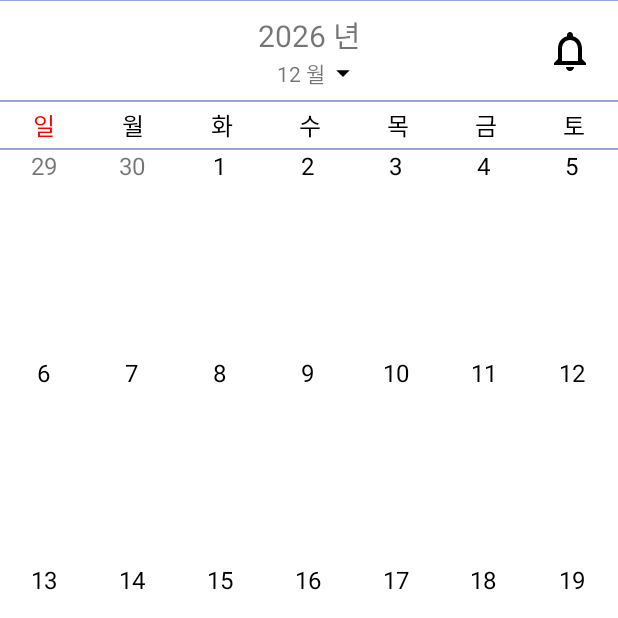
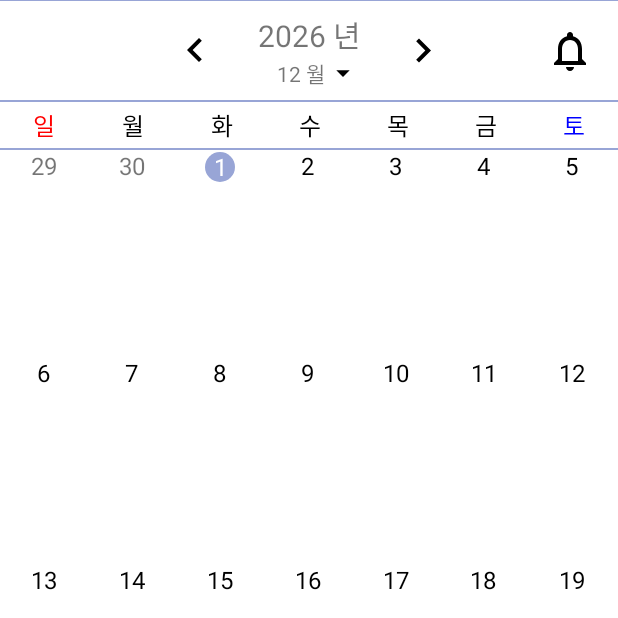
Before and after one commit to sangjun2/PEOPLAN, an Android app: the screen it shows after launch (MainActivity), on a phone screen of 412 x 824 dp, the top half of it. Run offline under Robolectric (Android 15) with nearby library versions, the light colour scheme and no system bars; libraries missing offline, so code that uses them is left out: com.ittianyu.bottomnavigationviewex; plain views replace BottomNavigationViewEx; 6 statements that could not run were skipped.

Commit message:
2018-01-09 PlannerView modified

```diff
--- a/app/src/main/java/com/sang/peoplan/PlannerView.java
+++ b/app/src/main/java/com/sang/peoplan/PlannerView.java
@@ -34,6 +34,12 @@ public class PlannerView extends ConstraintLayout {
     Button notificationButton;
     Button calendarSelectButton;
 
+    boolean isExistToday;
+    Button todayButton;
+
+    Button previousButton;
+    Button nextButton;
+
     public PlannerView(Context context) {
         super(context);
         this.context = context;
@@ -48,6 +54,7 @@ public class PlannerView extends ConstraintLayout {
 
     public void initView(final LocalDate localDate) {
         removeAllViews();
+        this.isExistToday = false;
 
         String infService = Context.LAYOUT_INFLATER_SERVICE;
         LayoutInflater inflater = (LayoutInflater) getContext().getSystemService(infService);
@@ -56,6 +63,9 @@ public class PlannerView extends ConstraintLayout {
         addView(view);
 
         if(localDate != null) {
+            if(getToday(new LocalDate(), localDate)) {
+                this.isExistToday = true;
+            }
             yearText = view.findViewById(R.id.calendar_year_text);
             monthText = view.findViewById(R.id.calendar_month_text);
             calendarView = view.findViewById(R.id.calendar_view);
@@ -116,10 +126,36 @@ public class PlannerView extends ConstraintLayout {
                 }
             });
 
+            previousButton = view.findViewById(R.id.calendar_previous_bt);
+            previousButton.setOnClickListener(new OnClickListener() {
+                @Override
+                public void onClick(View view) {
+                    initView(localDate.minusMonths(1));
+                }
+            });
+            nextButton = view.findViewById(R.id.calendar_next_bt);
+            nextButton.setOnClickListener(new OnClickListener() {
+                @Override
+                public void onClick(View view) {
+                    initView(localDate.plusMonths(1));
+                }
+            });
+
+            todayButton = view.findViewById(R.id.calendar_today_bt);
+            todayButton.setOnClickListener(new OnClickListener() {
+                @Override
+                public void onClick(View view) {
+                    initView(new LocalDate());
+                }
+            });
 
             yearText.setText(localDate.year().getAsText());
             monthText.setText(String.valueOf(localDate.monthOfYear().get()));
             calendarView.setAdapter(new CalendarAdapter(localDate));
+
+            if(!this.isExistToday) {
+                todayButton.setVisibility(View.VISIBLE);
+            }
         }
 
     }
@@ -167,22 +203,45 @@ public class PlannerView extends ConstraintLayout {
         public View getView(int i, View view, ViewGroup viewGroup) {
             View v = LayoutInflater.from(context).inflate(R.layout.planner_item, null);
             TextView dateText = v.findViewById(R.id.planner_item_day);
+            LinearLayout dateLayout = v.findViewById(R.id.planner_item_layout);
             v.setLayoutParams(new LinearLayout.LayoutParams(ViewGroup.LayoutParams.MATCH_PARENT, viewGroup.getHeight() / (this.count / 7)));
 
             LocalDate today = new LocalDate();
 
-            if(i < startDay) {
+            if(i < startDay) {// 전달
                 this.previousCalendar = this.calendar.minusDays(startDay - i);
                 dateText.setText(this.previousCalendar.dayOfMonth().getAsText());
-            } else if(i >= startDay + this.calendar.toDateTimeAtStartOfDay().dayOfMonth().withMaximumValue().getDayOfMonth()) {
+                if(getToday(today, this.previousCalendar)) {
+                    dateText.setBackgroundResource(R.drawable.ic_highlight_24dp);
+                    isExistToday = true;
+                }
+            } else if(i >= startDay + this.calendar.toDateTimeAtStartOfDay().dayOfMonth().withMaximumValue().getDayOfMonth()) { // 다음달
                 this.nextCalendar = this.calendar.plusMonths(1).plusDays(plusCount++);
                 dateText.setText(this.nextCalendar.dayOfMonth().getAsText());
-            } else {
-                dateText.setText(String.valueOf(this.calendar.dayOfMonth().get() + currentCount++));
+                if(getToday(today, this.nextCalendar)) {
+                    dateText.setBackgroundResource(R.drawable.ic_highlight_24dp);
+                    isExistToday = true;
+                }
+            } else { // 현재달
+                dateText.setText(String.valueOf(this.calendar.dayOfMonth().get()));
                 dateText.setTextColor(Color.parseColor("#000000"));
+                if(getToday(today, this.calendar)) {
+                    dateText.setBackgroundResource(R.drawable.ic_highlight_24dp);
+                    dateText.setTextColor(Color.parseColor("#ffffff"));
+                    isExistToday = true;
+                }
+
+                this.calendar = this.calendar.plusDays(1);
             }
 
             return v;
         }
     }
+
+    private boolean getToday(LocalDate today, LocalDate date) {
+        int[] todays = today.getValues(); // size : 3 [0] = year, [1] = month, [2] = day
+        int[] dates = date.getValues();
+
+        return todays[0] == dates[0] && todays[1] == dates[1] && todays[2] == dates[2];
+    }
 }
--- /dev/null
+++ b/app/src/main/res/drawable/ic_arrow_left_black_24dp.xml
@@ -0,0 +1,9 @@
+<vector xmlns:android="http://schemas.android.com/apk/res/android"
+        android:width="24dp"
+        android:height="24dp"
+        android:viewportWidth="24.0"
+        android:viewportHeight="24.0">
+    <path
+        android:fillColor="#FF000000"
+        android:pathData="M15.41,16.09l-4.58,-4.59 4.58,-4.59L14,5.5l-6,6 6,6z"/>
+</vector>
--- /dev/null
+++ b/app/src/main/res/drawable/ic_arrow_right_black_24dp.xml
@@ -0,0 +1,9 @@
+<vector xmlns:android="http://schemas.android.com/apk/res/android"
+        android:width="24dp"
+        android:height="24dp"
+        android:viewportWidth="24.0"
+        android:viewportHeight="24.0">
+    <path
+        android:fillColor="#FF000000"
+        android:pathData="M8.59,16.34l4.58,-4.59 -4.58,-4.59L10,5.75l6,6 -6,6z"/>
+</vector>
--- a/app/src/main/res/layout/calendar_header.xml
+++ b/app/src/main/res/layout/calendar_header.xml
@@ -70,7 +70,7 @@
         android:layout_height="wrap_content"
         android:text="토"
         android:textSize="16sp"
-        android:textColor="#000000"
+        android:textColor="#0000FF"
         android:layout_margin="4dp"
         android:textAlignment="center"
         android:layout_weight="1"/>
--- /dev/null
+++ b/app/src/main/res/layout/plan_item.xml
@@ -0,0 +1,14 @@
+<?xml version="1.0" encoding="utf-8"?>
+<LinearLayout
+    xmlns:android="http://schemas.android.com/apk/res/android" android:layout_width="match_parent"
+    android:layout_height="wrap_content"
+    android:padding="2dp">
+
+    <TextView
+        android:layout_width="match_parent"
+        android:layout_height="match_parent"
+        android:id="@+id/plan_item_text"
+        android:textSize="12sp"
+        android:textColor="#ffffff"/>
+
+</LinearLayout>
--- a/app/src/main/res/layout/planner_view.xml
+++ b/app/src/main/res/layout/planner_view.xml
@@ -36,7 +36,7 @@
                     android:id="@+id/calendar_year_text"
                     android:layout_width="wrap_content"
                     android:layout_height="wrap_content"
-                    android:text=""
+                    android:text="2018"
                     android:textSize="20sp" />
 
                 <TextView
@@ -55,7 +55,7 @@
                     android:id="@+id/calendar_month_text"
                     android:layout_width="wrap_content"
                     android:layout_height="wrap_content"
-                    android:text="" />
+                    android:text="1" />
 
                 <TextView
                     android:layout_width="wrap_content"
@@ -71,8 +71,8 @@
 
         <Button
             android:id="@+id/calendar_notification_bt"
-            android:layout_width="32sp"
-            android:layout_height="32sp"
+            android:layout_width="32dp"
+            android:layout_height="32dp"
             android:layout_marginRight="16dp"
             android:background="@drawable/ic_notifications_none_black_24dp"
             app:layout_constraintBottom_toBottomOf="parent"
@@ -81,14 +81,48 @@
 
         <Button
             android:id="@+id/calendar_select_bt"
-            android:layout_width="32sp"
-            android:layout_height="32sp"
+            android:layout_width="32dp"
+            android:layout_height="32dp"
             android:layout_marginRight="16dp"
-            android:visibility="gone"
             android:background="@android:color/transparent"
             android:text="확인"
+            android:visibility="gone"
             app:layout_constraintBottom_toBottomOf="parent"
             app:layout_constraintEnd_toEndOf="parent"
+            app:layout_constraintTop_toTopOf="parent" />
+
+        <Button
+            android:id="@+id/calendar_today_bt"
+            android:layout_width="48dp"
+            android:layout_height="32dp"
+            android:layout_marginLeft="16dp"
+            android:background="@android:color/transparent"
+            android:text="TODAY"
+            android:visibility="gone"
+            app:layout_constraintBottom_toBottomOf="parent"
+            app:layout_constraintStart_toStartOf="parent"
+            app:layout_constraintTop_toTopOf="parent" />
+
+        <Button
+            android:id="@+id/calendar_previous_bt"
+            android:layout_width="32dp"
+            android:layout_height="32dp"
+            android:background="@drawable/ic_arrow_left_black_24dp"
+            app:layout_constraintBottom_toBottomOf="parent"
+            app:layout_constraintEnd_toEndOf="parent"
+            app:layout_constraintHorizontal_bias="0.3"
+            app:layout_constraintStart_toStartOf="parent"
+            app:layout_constraintTop_toTopOf="parent" />
+
+        <Button
+            android:id="@+id/calendar_next_bt"
+            android:layout_width="32dp"
+            android:layout_height="32dp"
+            android:background="@drawable/ic_arrow_right_black_24dp"
+            app:layout_constraintBottom_toBottomOf="parent"
+            app:layout_constraintEnd_toEndOf="parent"
+            app:layout_constraintHorizontal_bias="0.7"
+            app:layout_constraintStart_toStartOf="parent"
             app:layout_constraintTop_toTopOf="parent" />
 
     </android.support.constraint.ConstraintLayout>
--- a/app/src/main/res/menu/navigation.xml
+++ b/app/src/main/res/menu/navigation.xml
@@ -16,4 +16,13 @@
         android:icon="@drawable/ic_notifications_black_24dp"
         android:title="@string/title_notifications" />
 
+    <item
+        android:id="@+id/navigation_notificons"
+        android:icon="@drawable/ic_notifications_black_24dp"
+        android:title="@string/title_notifications" />
+
+    <item
+        android:id="@+id/navigation_notificatis"
+        android:icon="@drawable/ic_notifications_black_24dp"
+        android:title="@string/title_notifications" />
 </menu>
```
